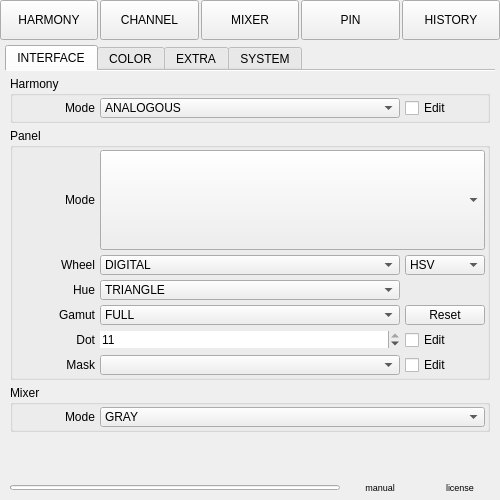
Old version of the form pigment_o/picker_settings.ui in the repository negabakuru/Pigment.O.
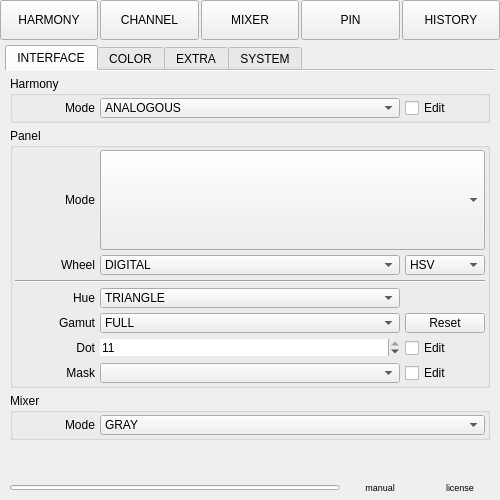
New version of the form.

The edit to the form file:
```diff
--- a/pigment_o/picker_settings.ui
+++ b/pigment_o/picker_settings.ui
@@ -381,8 +381,8 @@
                    </item>
                   </widget>
                  </item>
-                 <item row="2" column="0">
-                  <widget class="QLabel" name="label_panel_wheel">
+                 <item row="6" column="0">
+                  <widget class="QLabel" name="label_panel_dot">
                    <property name="sizePolicy">
                     <sizepolicy hsizetype="Preferred" vsizetype="Fixed">
                      <horstretch>0</horstretch>
@@ -392,7 +392,7 @@
                    <property name="minimumSize">
                     <size>
                      <width>80</width>
-                     <height>0</height>
+                     <height>20</height>
                     </size>
                    </property>
                    <property name="maximumSize">
@@ -401,40 +401,20 @@
                      <height>20</height>
                     </size>
                    </property>
+                   <property name="focusPolicy">
+                    <enum>Qt::NoFocus</enum>
+                   </property>
+                   <property name="lineWidth">
+                    <number>0</number>
+                   </property>
                    <property name="text">
-                    <string>Wheel</string>
+                    <string>Dot</string>
                    </property>
                    <property name="alignment">
                     <set>Qt::AlignRight|Qt::AlignTrailing|Qt::AlignVCenter</set>
                    </property>
                   </widget>
                  </item>
-                 <item row="2" column="1">
-                  <widget class="QComboBox" name="wheel_mode">
-                   <property name="sizePolicy">
-                    <sizepolicy hsizetype="Ignored" vsizetype="Fixed">
-                     <horstretch>0</horstretch>
-                     <verstretch>0</verstretch>
-                    </sizepolicy>
-                   </property>
-                   <property name="maximumSize">
-                    <size>
-                     <width>16777215</width>
-                     <height>20</height>
-                    </size>
-                   </property>
-                   <item>
-                    <property name="text">
-                     <string>DIGITAL</string>
-                    </property>
-                   </item>
-                   <item>
-                    <property name="text">
-                     <string>ANALOG</string>
-                    </property>
-                   </item>
-                  </widget>
-                 </item>
                  <item row="1" column="0">
                   <widget class="QLabel" name="label_panel_mode">
                    <property name="sizePolicy">
@@ -466,41 +446,7 @@
                    </property>
                   </widget>
                  </item>
-                 <item row="3" column="0">
-                  <widget class="QLabel" name="label_panel_hue">
-                   <property name="sizePolicy">
-                    <sizepolicy hsizetype="Preferred" vsizetype="Fixed">
-                     <horstretch>0</horstretch>
-                     <verstretch>0</verstretch>
-                    </sizepolicy>
-                   </property>
-                   <property name="minimumSize">
-                    <size>
-                     <width>80</width>
-                     <height>20</height>
-                    </size>
-                   </property>
-                   <property name="maximumSize">
-                    <size>
-                     <width>80</width>
-                     <height>20</height>
-                    </size>
-                   </property>
-                   <property name="focusPolicy">
-                    <enum>Qt::NoFocus</enum>
-                   </property>
-                   <property name="lineWidth">
-                    <number>0</number>
-                   </property>
-                   <property name="text">
-                    <string>Hue</string>
-                   </property>
-                   <property name="alignment">
-                    <set>Qt::AlignRight|Qt::AlignTrailing|Qt::AlignVCenter</set>
-                   </property>
-                  </widget>
-                 </item>
-                 <item row="4" column="0">
+                 <item row="5" column="0">
                   <widget class="QLabel" name="label_panel_gamut">
                    <property name="sizePolicy">
                     <sizepolicy hsizetype="Preferred" vsizetype="Fixed">
@@ -534,20 +480,14 @@
                    </property>
                   </widget>
                  </item>
-                 <item row="5" column="0">
-                  <widget class="QLabel" name="label_panel_dot">
+                 <item row="6" column="2">
+                  <widget class="QCheckBox" name="dot_edit">
                    <property name="sizePolicy">
-                    <sizepolicy hsizetype="Preferred" vsizetype="Fixed">
+                    <sizepolicy hsizetype="Ignored" vsizetype="Fixed">
                      <horstretch>0</horstretch>
                      <verstretch>0</verstretch>
                     </sizepolicy>
                    </property>
-                   <property name="minimumSize">
-                    <size>
-                     <width>80</width>
-                     <height>20</height>
-                    </size>
-                   </property>
                    <property name="maximumSize">
                     <size>
                      <width>80</width>
@@ -557,19 +497,13 @@
                    <property name="focusPolicy">
                     <enum>Qt::NoFocus</enum>
                    </property>
-                   <property name="lineWidth">
-                    <number>0</number>
-                   </property>
                    <property name="text">
-                    <string>Dot</string>
-                   </property>
-                   <property name="alignment">
-                    <set>Qt::AlignRight|Qt::AlignTrailing|Qt::AlignVCenter</set>
+                    <string>Edit</string>
                    </property>
                   </widget>
                  </item>
-                 <item row="6" column="0">
-                  <widget class="QLabel" name="label_panel_mask">
+                 <item row="4" column="0">
+                  <widget class="QLabel" name="label_panel_hue">
                    <property name="sizePolicy">
                     <sizepolicy hsizetype="Preferred" vsizetype="Fixed">
                      <horstretch>0</horstretch>
@@ -595,7 +529,7 @@
                     <number>0</number>
                    </property>
                    <property name="text">
-                    <string> Mask</string>
+                    <string>Hue</string>
                    </property>
                    <property name="alignment">
                     <set>Qt::AlignRight|Qt::AlignTrailing|Qt::AlignVCenter</set>
@@ -633,7 +567,7 @@
                    </property>
                   </widget>
                  </item>
-                 <item row="5" column="1">
+                 <item row="6" column="1">
                   <widget class="QSpinBox" name="dot_dimension">
                    <property name="frame">
                     <bool>false</bool>
@@ -652,7 +586,7 @@
                    </property>
                   </widget>
                  </item>
-                 <item row="6" column="1">
+                 <item row="7" column="1">
                   <widget class="QComboBox" name="mask_folder">
                    <property name="sizePolicy">
                     <sizepolicy hsizetype="Ignored" vsizetype="Fixed">
@@ -671,7 +605,7 @@
                    </property>
                   </widget>
                  </item>
-                 <item row="4" column="1">
+                 <item row="5" column="1">
                   <widget class="QComboBox" name="gamut_mask">
                    <property name="sizePolicy">
                     <sizepolicy hsizetype="Ignored" vsizetype="Fixed">
@@ -725,7 +659,7 @@
                    </item>
                   </widget>
                  </item>
-                 <item row="3" column="1">
+                 <item row="4" column="1">
                   <widget class="QComboBox" name="hue_shape">
                    <property name="sizePolicy">
                     <sizepolicy hsizetype="Ignored" vsizetype="Fixed">
@@ -759,7 +693,7 @@
                    </item>
                   </widget>
                  </item>
-                 <item row="4" column="2">
+                 <item row="5" column="2">
                   <widget class="QPushButton" name="gamut_reset">
                    <property name="sizePolicy">
                     <sizepolicy hsizetype="Ignored" vsizetype="Fixed">
@@ -781,8 +715,36 @@
                    </property>
                   </widget>
                  </item>
-                 <item row="5" column="2">
-                  <widget class="QCheckBox" name="dot_edit">
+                 <item row="2" column="0">
+                  <widget class="QLabel" name="label_panel_wheel">
+                   <property name="sizePolicy">
+                    <sizepolicy hsizetype="Preferred" vsizetype="Fixed">
+                     <horstretch>0</horstretch>
+                     <verstretch>0</verstretch>
+                    </sizepolicy>
+                   </property>
+                   <property name="minimumSize">
+                    <size>
+                     <width>80</width>
+                     <height>0</height>
+                    </size>
+                   </property>
+                   <property name="maximumSize">
+                    <size>
+                     <width>80</width>
+                     <height>20</height>
+                    </size>
+                   </property>
+                   <property name="text">
+                    <string>Wheel</string>
+                   </property>
+                   <property name="alignment">
+                    <set>Qt::AlignRight|Qt::AlignTrailing|Qt::AlignVCenter</set>
+                   </property>
+                  </widget>
+                 </item>
+                 <item row="2" column="1">
+                  <widget class="QComboBox" name="wheel_mode">
                    <property name="sizePolicy">
                     <sizepolicy hsizetype="Ignored" vsizetype="Fixed">
                      <horstretch>0</horstretch>
@@ -791,6 +753,38 @@
                    </property>
                    <property name="maximumSize">
                     <size>
+                     <width>16777215</width>
+                     <height>20</height>
+                    </size>
+                   </property>
+                   <item>
+                    <property name="text">
+                     <string>DIGITAL</string>
+                    </property>
+                   </item>
+                   <item>
+                    <property name="text">
+                     <string>ANALOG</string>
+                    </property>
+                   </item>
+                  </widget>
+                 </item>
+                 <item row="7" column="0">
+                  <widget class="QLabel" name="label_panel_mask">
+                   <property name="sizePolicy">
+                    <sizepolicy hsizetype="Preferred" vsizetype="Fixed">
+                     <horstretch>0</horstretch>
+                     <verstretch>0</verstretch>
+                    </sizepolicy>
+                   </property>
+                   <property name="minimumSize">
+                    <size>
+                     <width>80</width>
+                     <height>20</height>
+                    </size>
+                   </property>
+                   <property name="maximumSize">
+                    <size>
                      <width>80</width>
                      <height>20</height>
                     </size>
@@ -798,12 +792,18 @@
                    <property name="focusPolicy">
                     <enum>Qt::NoFocus</enum>
                    </property>
+                   <property name="lineWidth">
+                    <number>0</number>
+                   </property>
                    <property name="text">
-                    <string>Edit</string>
+                    <string> Mask</string>
+                   </property>
+                   <property name="alignment">
+                    <set>Qt::AlignRight|Qt::AlignTrailing|Qt::AlignVCenter</set>
                    </property>
                   </widget>
                  </item>
-                 <item row="6" column="2">
+                 <item row="7" column="2">
                   <widget class="QCheckBox" name="mask_edit">
                    <property name="sizePolicy">
                     <sizepolicy hsizetype="Ignored" vsizetype="Fixed">
@@ -825,6 +825,13 @@
                    </property>
                   </widget>
                  </item>
+                 <item row="3" column="0" colspan="3">
+                  <widget class="Line" name="line">
+                   <property name="orientation">
+                    <enum>Qt::Horizontal</enum>
+                   </property>
+                  </widget>
+                 </item>
                 </layout>
                </widget>
               </item>
@@ -1172,8 +1179,8 @@
               <rect>
                <x>0</x>
                <y>0</y>
-               <width>98</width>
-               <height>371</height>
+               <width>490</width>
+               <height>411</height>
               </rect>
              </property>
              <property name="sizePolicy">
@@ -4452,8 +4459,8 @@
               <rect>
                <x>0</x>
                <y>0</y>
-               <width>101</width>
-               <height>167</height>
+               <width>490</width>
+               <height>411</height>
               </rect>
              </property>
              <layout class="QVBoxLayout" name="scroll_area_contents_system_layout">
```
